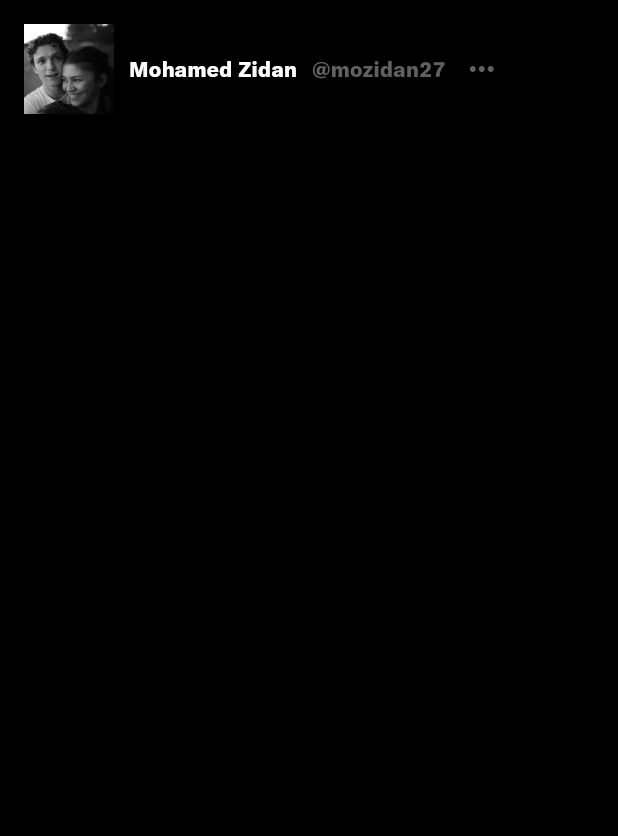
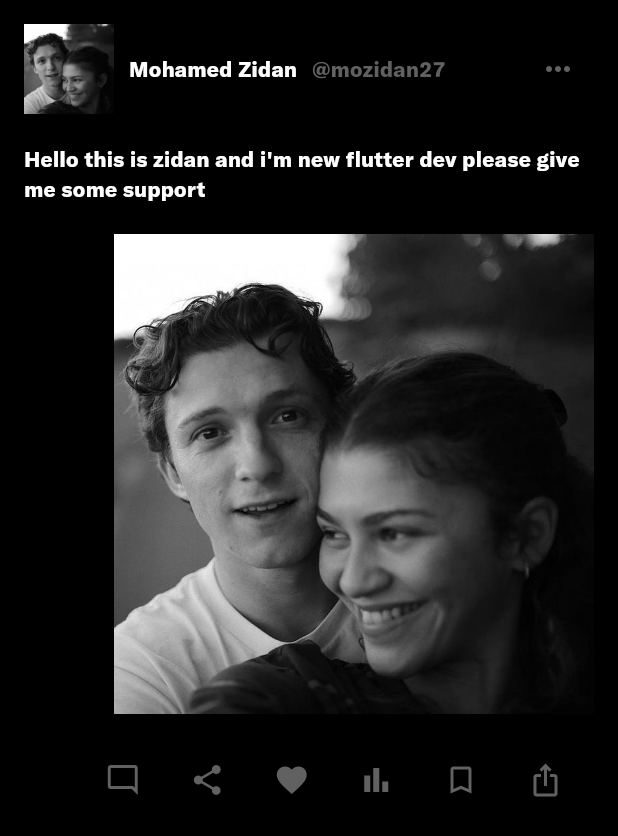
Before and after one commit to mozidan27/twitter, a Flutter app: the ForYou screen opened directly, on a phone screen of 412 x 824 dp. Shown: the top 836 px of the screen. Run offline on Flutter 3.47's test engine with Material 3 defaults, Android fonts, the phone set to English and light mode, and no system bars.

Commit message:
finishing foryou page

```diff
--- a/lib/views/foryou_page.dart
+++ b/lib/views/foryou_page.dart
@@ -38,6 +38,7 @@ class ForYou extends StatelessWidget {
                     '@mozidan27',
                     style: TextStyle(color: Colors.grey[700]),
                   ),
+                  const Spacer(),
                   IconButton(
                     onPressed: () {},
                     icon: Icon(
@@ -46,10 +47,119 @@ class ForYou extends StatelessWidget {
                     ),
                   )
                 ],
-            )
+              ),
+              const SizedBox(
+                height: 20,
+              ),
+              const Text(
+                "Hello this is zidan and i'm new flutter dev please give me some support",
+                style: TextStyle(color: Colors.white),
+              ),
+              const SizedBox(
+                height: 20,
+              ),
+              Container(
+                padding: const EdgeInsets.only(left: 60),
+                child: Image.asset('assets/images/download.jpg'),
+              ),
+              const SizedBox(
+                height: 20,
+              ),
+              Row(
+                mainAxisAlignment: MainAxisAlignment.spaceEvenly,
+                children: [
+                  const Padding(
+                    padding: EdgeInsets.only(left: 25),
+                  ),
+                  IconButton(
+                    icon: Icon(
+                      Icons.mode_comment_outlined,
+                      color: Colors.grey[700],
+                    ),
+                    onPressed: () {},
+                  ),
+                  IconButton(
+                    icon: Icon(
+                      Icons.share,
+                      color: Colors.grey[700],
+                    ),
+                    onPressed: () {
+                      // Add your share button onPressed logic here
+                    },
+                  ),
+                  IconButton(
+                    icon: Icon(
+                      Icons.favorite,
+                      color: Colors.grey[700],
+                    ),
+                    onPressed: () {
+                      // Add your like button onPressed logic here
+                    },
+                  ),
+                  IconButton(
+                    icon: Icon(
+                      Icons.bar_chart_outlined,
+                      color: Colors.grey[700],
+                    ),
+                    onPressed: () {
+                      // Add your like button onPressed logic here
+                    },
+                  ),
+                  IconButton(
+                    icon: Icon(
+                      Icons.bookmark_border_outlined,
+                      color: Colors.grey[700],
+                    ),
+                    onPressed: () {
+                      // Add your like button onPressed logic here
+                    },
+                  ),
+                  IconButton(
+                    icon: Icon(
+                      Icons.ios_share_outlined,
+                      color: Colors.grey[700],
+                    ),
+                    onPressed: () {
+                      // Add your like button onPressed logic here
+                    },
+                  ),
                 ],
-        )),
+              ),
+            ],
+          ),
+        ),
       ),
     );
   }
 }
+
+class PostButtons extends StatelessWidget {
+  const PostButtons({super.key});
+
+  @override
+  Widget build(BuildContext context) {
+    return Row(
+      mainAxisAlignment: MainAxisAlignment.spaceEvenly,
+      children: [
+        IconButton(
+          icon: const Icon(Icons.comment),
+          onPressed: () {
+            // Add your comment button onPressed logic here
+          },
+        ),
+        IconButton(
+          icon: const Icon(Icons.share),
+          onPressed: () {
+            // Add your share button onPressed logic here
+          },
+        ),
+        IconButton(
+          icon: const Icon(Icons.favorite),
+          onPressed: () {
+            // Add your like button onPressed logic here
+          },
+        ),
+      ],
+    );
+  }
+}
```
Lines whose indentation alone changed are shown as unchanged.
